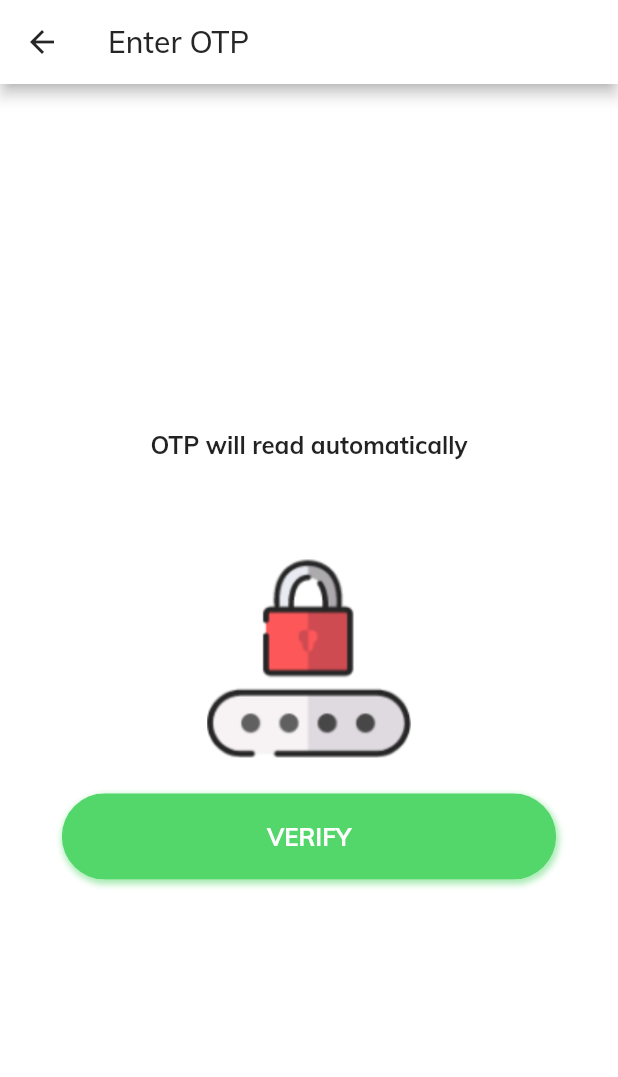
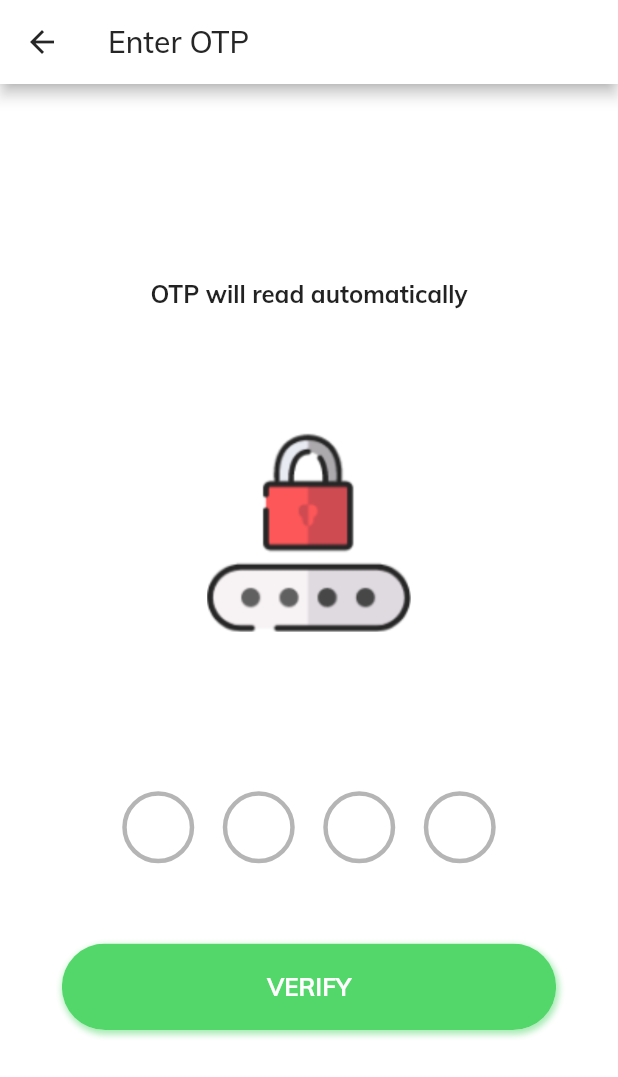
Before and after one commit to icadpratama/kurir_app, a Flutter app: the LoginScreen screen opened directly, after a tap on "CONTINUE", on a phone screen of 412 x 824 dp. Shown: the top 1077 px of the screen. Run offline on Flutter 3.47's test engine with Material 2 defaults, Android fonts, the phone set to English and light mode, and no system bars; drawn by our look-alikes of pin_input_text_field; our stand-ins replace sms_autofill.

Commit message:
Add circle auto fill

```diff
--- a/lib/Screens/Login/components/background.dart
+++ b/lib/Screens/Login/components/background.dart
@@ -18,14 +18,6 @@ class Background extends StatelessWidget {
       child: Stack(
         alignment: Alignment.center,
         children: <Widget>[
-          Positioned(
-            top: 0,
-            left: 0,
-            child: Image.asset(
-              "assets/images/main_top.png",
-              width: size.width * 0.0,
-            ),
-          ),
           child,
         ],
       ),
--- a/lib/Screens/Verify/components/body.dart
+++ b/lib/Screens/Verify/components/body.dart
@@ -2,6 +2,8 @@ import 'package:flutter/material.dart';
 import 'package:kurirapp/Screens/Signup/components/background.dart';
 import 'package:kurirapp/components/rounded_button.dart';
 import 'package:kurirapp/constants.dart';
+import 'package:pin_input_text_field/pin_input_text_field.dart';
+import 'package:sms_autofill/sms_autofill.dart';
 
 class Body extends StatelessWidget {
   const Body({Key key}) : super(key: key);
@@ -24,11 +26,26 @@ class Body extends StatelessWidget {
               ),
             ),
           ),
-          SizedBox(height: size.height * 0.08),
+          SizedBox(height: size.height * 0.1),
           Container(
             child: Image.asset(
               "assets/icons/lock_icon.png",
               width: size.width * 0.33,
+            ),
+          ),
+          SizedBox(height: size.height * 0.08),
+          Container(
+            padding: EdgeInsets.fromLTRB(80, 40, 80, 30),
+            child: PinInputTextField(
+              pinLength: 4,
+              decoration: CirclePinDecoration(
+                  textStyle: TextStyle(
+                      fontSize: 20,
+                      color: Colors.black,
+                      fontWeight: FontWeight.bold),
+                  strokeColor: kPrimaryLight,
+                  strokeWidth: 3,
+                  enteredColor: kPrimaryColor),
             ),
           ),
           SizedBox(height: size.height * 0.02),
--- a/pubspec.yaml
+++ b/pubspec.yaml
@@ -33,6 +33,7 @@ dependencies:
   line_icons: ^0.2.0
   intl_phone_number_input: ^0.4.6+2
   sms_autofill: ^1.2.1
+  pin_input_text_field: ^3.0.3
 
 dev_dependencies:
   flutter_test:
```
Also changed, not shown: pubspec.lock.
